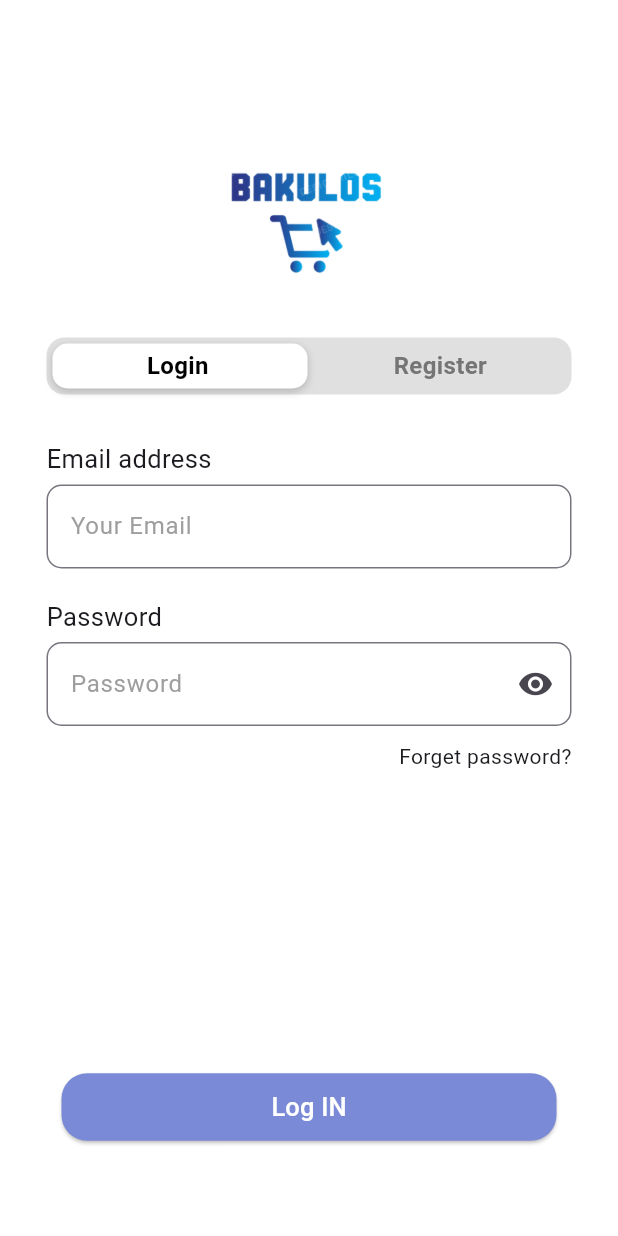
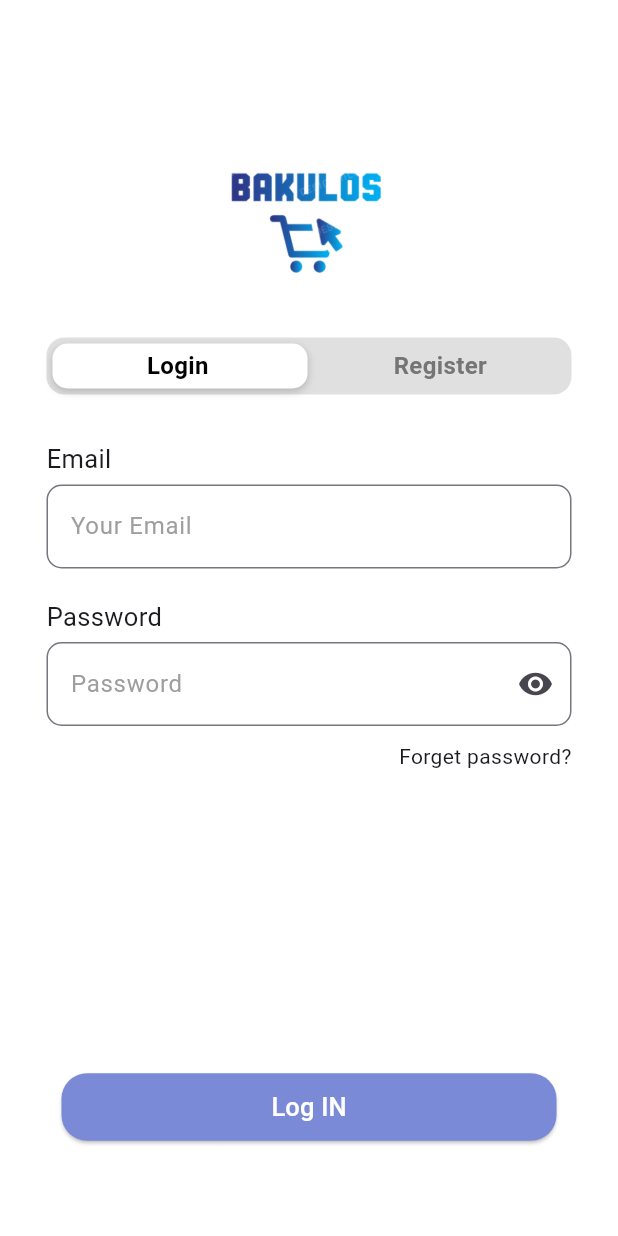
Before and after one commit to DanilNatu/e-commerce_PemrogramanMultiPlatform-, a Flutter app: the screen it shows after launch, on a phone screen of 412 x 824 dp. Run offline on Flutter 3.47's test engine with Material 3 defaults, Android fonts, the light colour scheme and no system bars.

Commit message:
Update pada file first_screen.dart

```diff
--- a/lib/first_screen.dart
+++ b/lib/first_screen.dart
@@ -5,7 +5,7 @@ class FirstScreen extends StatefulWidget {
   final Function(bool)? onChanged;
   final bool value;
 
-  const FirstScreen({
+ FirstScreen({
     Key? key,
     required this.value,
     this.onChanged,
@@ -16,12 +16,22 @@ class FirstScreen extends StatefulWidget {
 }
 
 class _FirstScreenState extends State<FirstScreen> {
+  final TextEditingController loginEmailController = TextEditingController();
+  final TextEditingController loginPassController = TextEditingController();
+  final TextEditingController registerNameController = TextEditingController();
+  final TextEditingController registerEmailController = TextEditingController();
+  final TextEditingController registerPassController = TextEditingController();
+  final TextEditingController regisPassConfController = TextEditingController();
+
   bool _obscurePass = true;
   bool _obscureConfPass = true;
+  bool? _previousValue;
 
   Widget _inputEmail ({
     required String text,
     required String hintText,
+    required TextEditingController controller,
+
   }) {
     return Column(
       crossAxisAlignment: CrossAxisAlignment.start,
@@ -34,6 +44,7 @@ class _FirstScreenState extends State<FirstScreen> {
         ),
         SizedBox(height: 5),
         TextField(
+          controller: controller,
           style: TextStyle(
             color: Colors.black,
             fontSize: 16
@@ -56,6 +67,7 @@ class _FirstScreenState extends State<FirstScreen> {
     required String text,
     required String hintText,
     required bool obscureText,
+    required TextEditingController controller,
     required VoidCallback toggleVisibility,
   }) {
     return Column(
@@ -69,6 +81,7 @@ class _FirstScreenState extends State<FirstScreen> {
         ),
         SizedBox(height: 5),
         TextField(
+          controller: controller,
           obscureText : obscureText,
           style: TextStyle(
             color: Colors.black,
@@ -96,6 +109,16 @@ class _FirstScreenState extends State<FirstScreen> {
 
   @override
   Widget build(BuildContext context) {
+    if (widget.value != _previousValue) {
+      loginEmailController.clear();
+      loginPassController.clear();
+      registerNameController.clear();
+      registerEmailController.clear();
+      registerPassController.clear();
+      regisPassConfController.clear();
+
+      _previousValue = widget.value;
+  }
     return Scaffold(
       backgroundColor: Colors.white,
       body: SafeArea(
@@ -195,12 +218,13 @@ class _FirstScreenState extends State<FirstScreen> {
                   child: widget.value
                   ? Column(
                       children: [
-                        _inputEmail(text: 'Email address', hintText: 'Your Email'),
+                        _inputEmail(text: 'Email', hintText: 'Your Email', controller: loginEmailController),
 
                         SizedBox(height: 20),
                         _inputPassword(
                           text: 'Password',
                           hintText: 'Password',
+                          controller: loginPassController,
                           obscureText: _obscurePass,
                           toggleVisibility: () {
                             setState(() {
@@ -252,15 +276,17 @@ class _FirstScreenState extends State<FirstScreen> {
                     )
                   : Column(
                       children: [
-                        _inputEmail(text: 'Name', hintText: 'Input your name'),
+                        _inputEmail(text: 'Name', hintText: 'Input your name', controller: registerNameController),
+
 
                         SizedBox(height: 20),
-                        _inputEmail(text: 'Email', hintText: 'example@gmail.com'),
+                        _inputEmail(text: 'Email', hintText: 'example@gmail.com', controller: registerEmailController),
 
                         SizedBox(height: 20),
                         _inputPassword(
                           text: 'Create a password',
                           hintText: 'must be 8 characters',
+                          controller: registerPassController,
                           obscureText: _obscurePass,
                           toggleVisibility: () {
                             setState(() {
@@ -273,6 +299,7 @@ class _FirstScreenState extends State<FirstScreen> {
                         _inputPassword(
                           text: 'Confirm password',
                           hintText: 'repeat password',
+                          controller: regisPassConfController,
                           obscureText: _obscureConfPass,
                           toggleVisibility: () {
                             setState(() {
```
